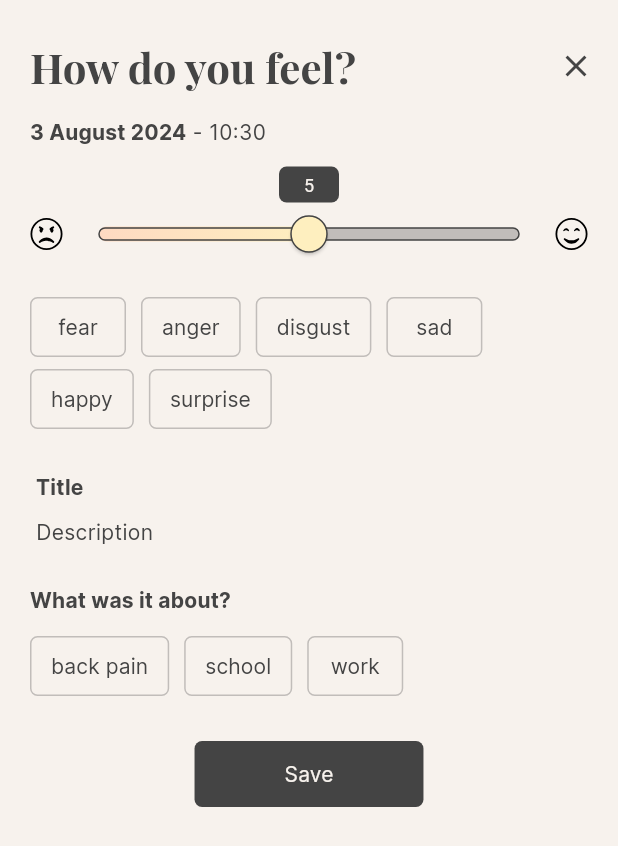
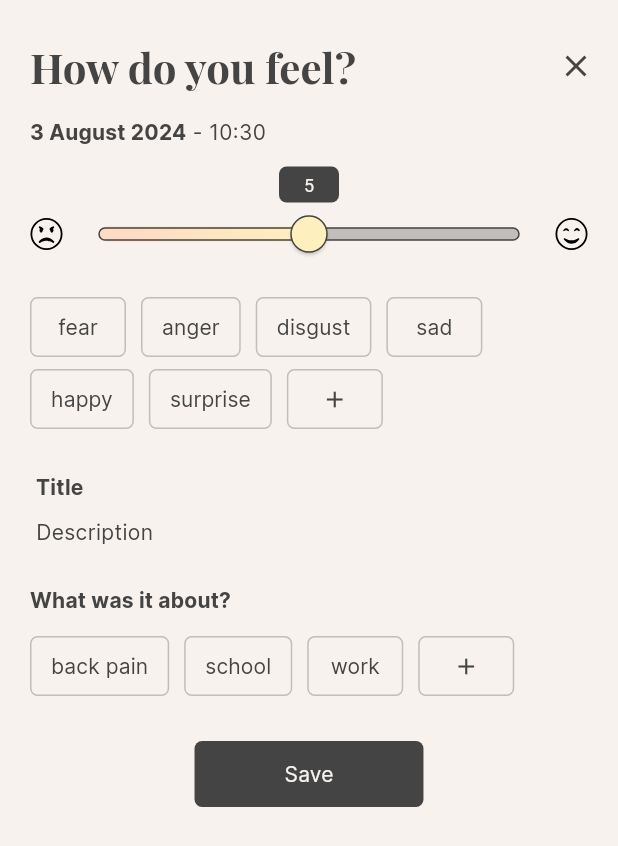
Before and after one commit to OscrTR/CalmNotes, a Flutter app: the EntryCreationPage screen opened by its route, on a phone screen of 412 x 824 dp. Shown: the top 846 px of the screen. Run offline on Flutter 3.47's test engine with Material 3 defaults, Android fonts, the phone set to English and light mode, and no system bars; our stand-ins replace awesome_notifications, flutter_svg, go_router, material_symbols_icons, sqflite; accounts and stored records are empty.

Commit message:
add button

```diff
--- a/lib/components/emotions.dart
+++ b/lib/components/emotions.dart
@@ -1,3 +1,4 @@
+import 'package:calm_notes/colors.dart';
 import 'package:calm_notes/providers/emotion_provider.dart';
 import 'package:calm_notes/services/database_service.dart';
 import 'package:flutter/material.dart';
@@ -24,7 +25,6 @@ class Emotions extends StatelessWidget {
   }
 
   //TODO
-  // 1) Retrieve list of emotions from DB ordered by last use
   // 2) Display the first 3 elements
   // 3) Add button for new emotion
   // 4) Fetch again the emotions
@@ -35,9 +35,8 @@ class Emotions extends StatelessWidget {
     return Column(
       crossAxisAlignment: CrossAxisAlignment.start,
       children: [
-        Wrap(
-          spacing: 10,
-          children: _emotions.map((emotion) {
+        Wrap(spacing: 10, children: [
+          ..._emotions.map((emotion) {
             return OutlinedButton(
               onPressed: () {
                 // Access the provider and increment the emotion count
@@ -45,13 +44,19 @@ class Emotions extends StatelessWidget {
               },
               child: Text(emotion),
             );
-          }).toList(),
-        ),
+          }),
+          OutlinedButton(
+            onPressed: () {},
+            child: const Icon(
+              Icons.add,
+              color: AppColors.primaryColor,
+            ),
+          ),
+        ]),
         Consumer<EmotionProvider>(
           builder: (context, emotionProvider, child) {
-            return Wrap(
-              spacing: 10,
-              children: _emotions
+            return Wrap(spacing: 10, children: [
+              ..._emotions
                   .where((emotion) => emotionProvider.selectedEmotionCounts
                       .containsKey(emotion))
                   .map((emotion) {
@@ -64,8 +69,8 @@ class Emotions extends StatelessWidget {
                   child: Text(
                       '$emotion (${emotionProvider.selectedEmotionCounts[emotion]})'),
                 );
-              }).toList(),
-            );
+              })
+            ]);
           },
         ),
       ],
--- a/lib/components/tags.dart
+++ b/lib/components/tags.dart
@@ -1,3 +1,4 @@
+import 'package:calm_notes/colors.dart';
 import 'package:calm_notes/providers/tag_provider.dart';
 import 'package:flutter/material.dart';
 import 'package:provider/provider.dart';
@@ -17,9 +18,8 @@ class Tags extends StatelessWidget {
     return Column(
       crossAxisAlignment: CrossAxisAlignment.start,
       children: [
-        Wrap(
-          spacing: 10,
-          children: _tags.map((tag) {
+        Wrap(spacing: 10, children: [
+          ..._tags.map((tag) {
             return OutlinedButton(
               onPressed: () {
                 // Access the provider and increment the tag count
@@ -27,8 +27,15 @@ class Tags extends StatelessWidget {
               },
               child: Text(tag),
             );
-          }).toList(),
-        ),
+          }),
+          OutlinedButton(
+            onPressed: () {},
+            child: const Icon(
+              Icons.add,
+              color: AppColors.primaryColor,
+            ),
+          ),
+        ]),
         Consumer<TagProvider>(
           builder: (context, tagProvider, child) {
             return Wrap(
```
